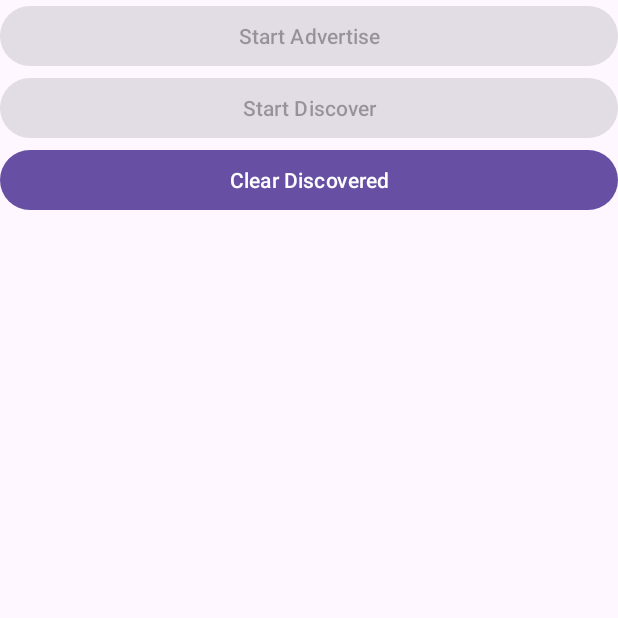
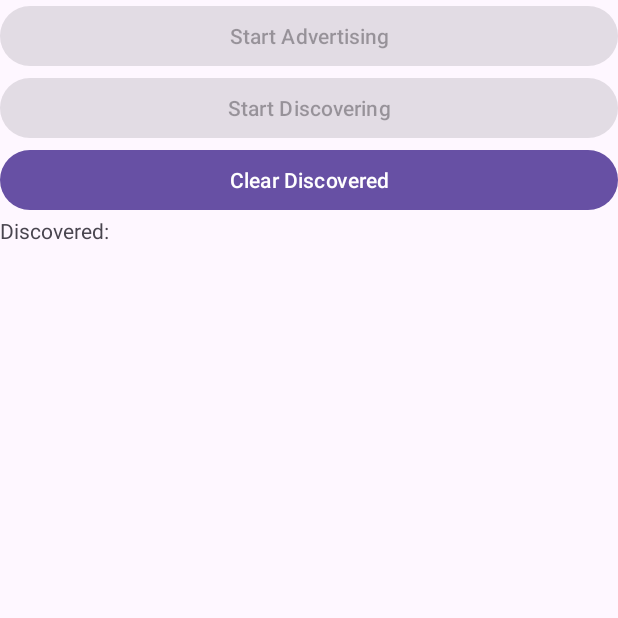
Before and after one commit to dialectek/Nimbus, an Android app: the screen it shows after launch (MainActivity), on a phone screen of 412 x 824 dp, the top half of it. Run offline under Robolectric (Android 15) with nearby library versions, the phone set to English and light mode, and no system bars.

Commit message:
Label for discovered advertisers

```diff
--- a/app/Nimbus/app/src/main/res/layout/activity_main.xml
+++ b/app/Nimbus/app/src/main/res/layout/activity_main.xml
@@ -11,19 +11,24 @@
         android:id="@+id/advertise_btn"
         android:layout_width="match_parent"
         android:layout_height="wrap_content"
-        android:text="Start Advertise"/>
+        android:text="Start Advertising"/>
 
     <Button
         android:id="@+id/discover_btn"
         android:layout_width="match_parent"
         android:layout_height="wrap_content"
-        android:text="Start Discover" />
+        android:text="Start Discovering" />
 
     <Button
         android:id="@+id/clear_text_btn"
         android:layout_width="match_parent"
         android:layout_height="wrap_content"
         android:text="Clear Discovered" />
+
+    <TextView
+        android:layout_width="wrap_content"
+        android:layout_height="wrap_content"
+        android:text="Discovered:" />
 
     <ScrollView
         android:id="@+id/scroll_container"
```
Also changed, not shown: app/Nimbus/app/src/main/java/com/dialectek/nimbus/MainActivity.java (+4 -4 lines).
